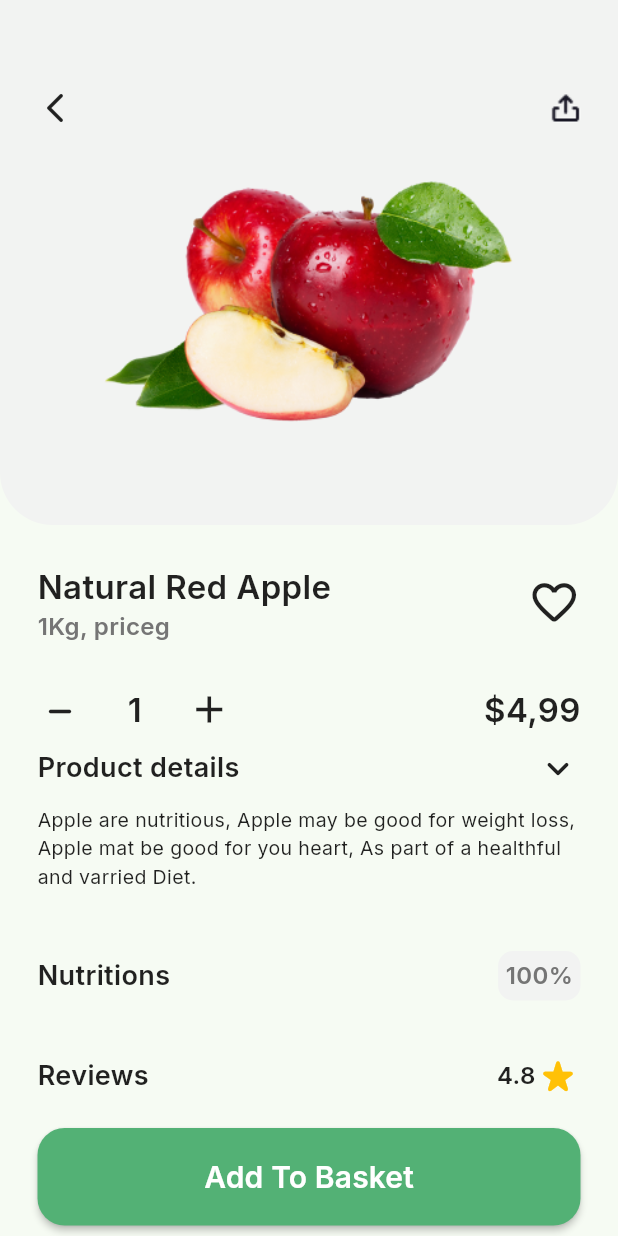
After one commit to mohamed3sman/grocery_app, a Flutter app: the ProductDetailsView screen opened directly, on a phone screen of 412 x 824 dp. The commit adds this screen. Run offline on Flutter 3.47's test engine with Material 2 defaults, Android fonts, the phone set to English and light mode, and no system bars; our stand-ins replace animate_do, google_fonts, intl_phone_field; missing offline and left inert: flutter_verification_code; statements that could not run were skipped.

Commit message:
product view done

```diff
--- a/lib/shared/constants.dart
+++ b/lib/shared/constants.dart
@@ -3,3 +3,4 @@ import 'package:flutter/material.dart';
 const Color primaryColor = Color(0xff53B175);
 const Color googleButtonColor = Color(0xff5383EC);
 const Color facebookButtonColor = Color(0xff4A66AC);
+const Color productDetailsBackgroundColor = Color(0xfff2f3f2);
--- /dev/null
+++ b/lib/views/product_details_view/product_details_view.dart
@@ -0,0 +1,15 @@
+import 'package:animate_do/animate_do.dart';
+import 'package:flutter/material.dart';
+
+import 'widgets/product_details_view_body.dart';
+
+class ProductDetailsView extends StatelessWidget {
+  const ProductDetailsView({super.key});
+
+  @override
+  Widget build(BuildContext context) {
+    return Scaffold(
+      body: FadeIn(child: const ProductDetailsViewBody()),
+    );
+  }
+}
--- /dev/null
+++ b/lib/views/product_details_view/widgets/product_details_view_body.dart
@@ -0,0 +1,253 @@
+import 'package:animate_do/animate_do.dart';
+import 'package:flutter/material.dart';
+import 'package:grocery_app/shared/components/default_button.dart';
+import 'package:grocery_app/shared/constants.dart';
+
+class ProductDetailsViewBody extends StatefulWidget {
+  const ProductDetailsViewBody({super.key});
+
+  @override
+  State<ProductDetailsViewBody> createState() => _ProductDetailsViewBodyState();
+}
+
+int counter = 1;
+
+class _ProductDetailsViewBodyState extends State<ProductDetailsViewBody> {
+  @override
+  Widget build(BuildContext context) {
+    return Column(
+      children: [
+        Stack(
+          children: [
+            Container(
+              decoration: const BoxDecoration(
+                  color: productDetailsBackgroundColor,
+                  borderRadius: BorderRadius.only(
+                    bottomLeft: Radius.circular(35),
+                    bottomRight: Radius.circular(35),
+                  )),
+              height: 350,
+            ),
+            Padding(
+              padding: const EdgeInsets.only(top: 60, left: 25, right: 25),
+              child: Column(
+                children: [
+                  Row(
+                    mainAxisAlignment: MainAxisAlignment.spaceBetween,
+                    children: [
+                      GestureDetector(
+                        onTap: () {
+                          Navigator.pop(context);
+                        },
+                        child: const Icon(
+                          Icons.arrow_back_ios_rounded,
+                        ),
+                      ),
+                      Image.asset(
+                        'assets/icons/share-icon.png',
+                      ),
+                    ],
+                  ),
+                  const SizedBox(
+                    height: 30,
+                  ),
+                  FadeInLeft(
+                    duration: const Duration(
+                      milliseconds: 1500,
+                    ),
+                    child: Image.asset(
+                      'assets/images/p-apple.png',
+                      width: 280,
+                    ),
+                  ),
+                ],
+              ),
+            ),
+          ],
+        ),
+        Padding(
+          padding: const EdgeInsets.only(top: 25, left: 25, right: 25),
+          child: Column(
+            children: [
+              Row(
+                mainAxisAlignment: MainAxisAlignment.spaceBetween,
+                children: [
+                  Column(
+                    crossAxisAlignment: CrossAxisAlignment.start,
+                    children: [
+                      const Text(
+                        'Natural Red Apple',
+                        style: TextStyle(
+                          fontSize: 22,
+                          fontWeight: FontWeight.w600,
+                        ),
+                      ),
+                      Text(
+                        '1Kg, priceg',
+                        style: TextStyle(
+                          fontSize: 16,
+                          color: Colors.grey[600],
+                          fontWeight: FontWeight.w600,
+                        ),
+                      ),
+                    ],
+                  ),
+                  const Icon(
+                    Icons.favorite_border_rounded,
+                    size: 35,
+                  )
+                ],
+              ),
+              const SizedBox(
+                height: 20,
+              ),
+              Row(
+                mainAxisAlignment: MainAxisAlignment.spaceBetween,
+                children: [
+                  Row(
+                    children: [
+                      Padding(
+                        padding: const EdgeInsets.only(bottom: 18),
+                        child: GestureDetector(
+                          onTap: () {
+                            counter--;
+                            setState(() {});
+                          },
+                          child: const Icon(
+                            Icons.minimize_rounded,
+                            size: 30,
+                          ),
+                        ),
+                      ),
+                      const SizedBox(
+                        width: 30,
+                      ),
+                      Text(
+                        '$counter',
+                        style: const TextStyle(
+                          fontSize: 22,
+                          fontWeight: FontWeight.w600,
+                        ),
+                      ),
+                      const SizedBox(
+                        width: 30,
+                      ),
+                      GestureDetector(
+                        onTap: () {
+                          counter++;
+                          setState(() {});
+                        },
+                        child: const Icon(
+                          Icons.add,
+                          size: 30,
+                        ),
+                      ),
+                    ],
+                  ),
+                  const Text(
+                    '\$4,99',
+                    style: TextStyle(
+                      fontSize: 22,
+                      fontWeight: FontWeight.w600,
+                    ),
+                  ),
+                ],
+              ),
+              const Row(
+                mainAxisAlignment: MainAxisAlignment.spaceBetween,
+                children: [
+                  Text(
+                    'Product details',
+                    style: TextStyle(
+                      fontSize: 18,
+                      fontWeight: FontWeight.w600,
+                    ),
+                  ),
+                  Icon(
+                    Icons.keyboard_arrow_down_rounded,
+                    size: 30,
+                  )
+                ],
+              ),
+              const SizedBox(
+                height: 10,
+              ),
+              const Text(
+                'Apple are nutritious, Apple may be good for weight loss, Apple mat be good for you heart, As part of a healthful and varried Diet.',
+                style: TextStyle(
+                  fontSize: 13,
+                ),
+              ),
+              const SizedBox(
+                height: 40,
+              ),
+              Row(
+                mainAxisAlignment: MainAxisAlignment.spaceBetween,
+                children: [
+                  const Text(
+                    'Nutritions',
+                    style: TextStyle(
+                      fontSize: 18,
+                      fontWeight: FontWeight.w600,
+                    ),
+                  ),
+                  Container(
+                    padding: const EdgeInsets.all(5),
+                    decoration: const BoxDecoration(
+                        color: productDetailsBackgroundColor,
+                        borderRadius: BorderRadius.all(
+                          Radius.circular(10),
+                        )),
+                    child: Text(
+                      '100%',
+                      style: TextStyle(
+                        fontSize: 16,
+                        color: Colors.grey[600],
+                        fontWeight: FontWeight.w600,
+                      ),
+                    ),
+                  ),
+                ],
+              ),
+              const SizedBox(
+                height: 35,
+              ),
+              const Row(
+                mainAxisAlignment: MainAxisAlignment.spaceBetween,
+                children: [
+                  Text(
+                    'Reviews',
+                    style: TextStyle(
+                      fontSize: 18,
+                      fontWeight: FontWeight.w600,
+                    ),
+                  ),
+                  Row(
+                    children: [
+                      Text(
+                        '4.8',
+                        style: TextStyle(
+                          fontSize: 16,
+                          fontWeight: FontWeight.w600,
+                        ),
+                      ),
+                      Icon(
+                        Icons.star_rate_rounded,
+                        color: Colors.amber,
+                        size: 30,
+                      ),
+                    ],
+                  ),
+                ],
+              ),
+              const SizedBox(
+                height: 20,
+              ),
+              DefaultButton(text: 'Add To Basket', onPressed: () {})
+            ],
+          ),
+        ),
+      ],
+    );
+  }
+}
--- a/lib/views/shop_view/widgets/shop_view_body.dart
+++ b/lib/views/shop_view/widgets/shop_view_body.dart
@@ -1,6 +1,7 @@
 import 'package:animate_do/animate_do.dart';
 import 'package:flutter/material.dart';
 import 'package:grocery_app/shared/constants.dart';
+import 'package:grocery_app/views/product_details_view/product_details_view.dart';
 import 'package:grocery_app/views/shop_view/widgets/custom_product_widget.dart';
 
 import 'shop_view_search_container.dart';
@@ -91,10 +92,18 @@ class ShopViewBody extends StatelessWidget {
                   ),
                   Expanded(
                       child: FadeInRight(
-                    child: const CustomProductWidget(
-                      productImage: 'assets/images/apple.png',
-                      productName: 'Red Apple',
-                      productPrice: '5,33',
+                    child: GestureDetector(
+                      onTap: () {
+                        Navigator.push(context,
+                            MaterialPageRoute(builder: (context) {
+                          return const ProductDetailsView();
+                        }));
+                      },
+                      child: const CustomProductWidget(
+                        productImage: 'assets/images/apple.png',
+                        productName: 'Red Apple',
+                        productPrice: '5,33',
+                      ),
                     ),
                   )),
                 ],
```
Also changed, not shown: assets/icons/share-icon.png (added), assets/images/p-apple.png (added).
